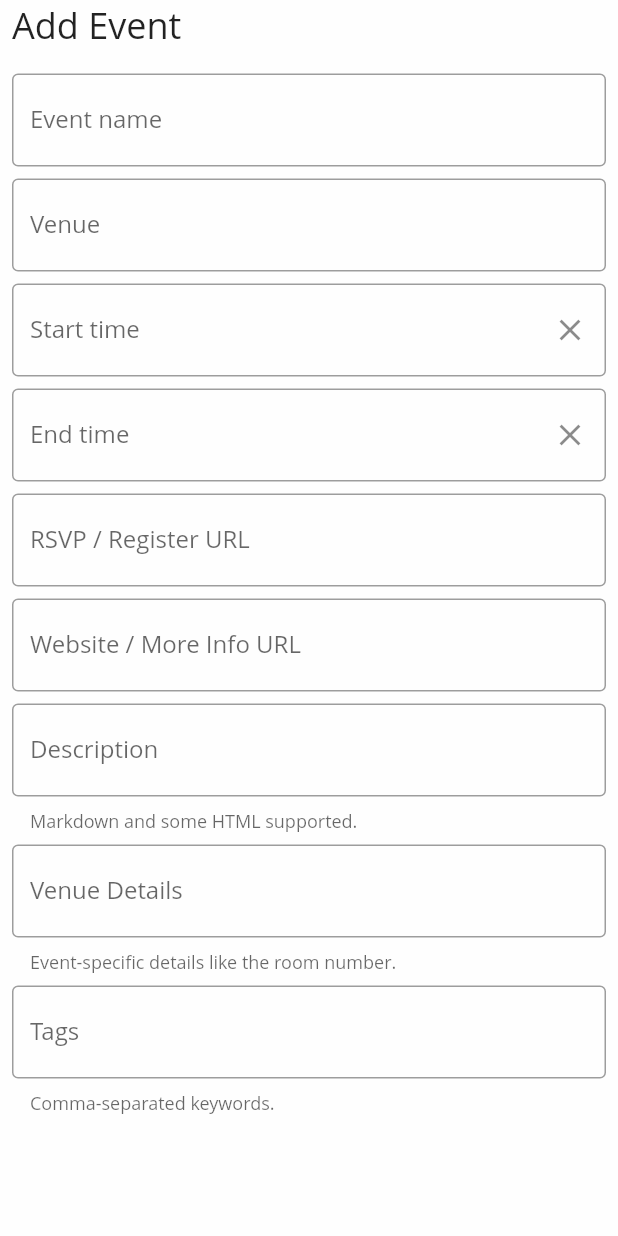
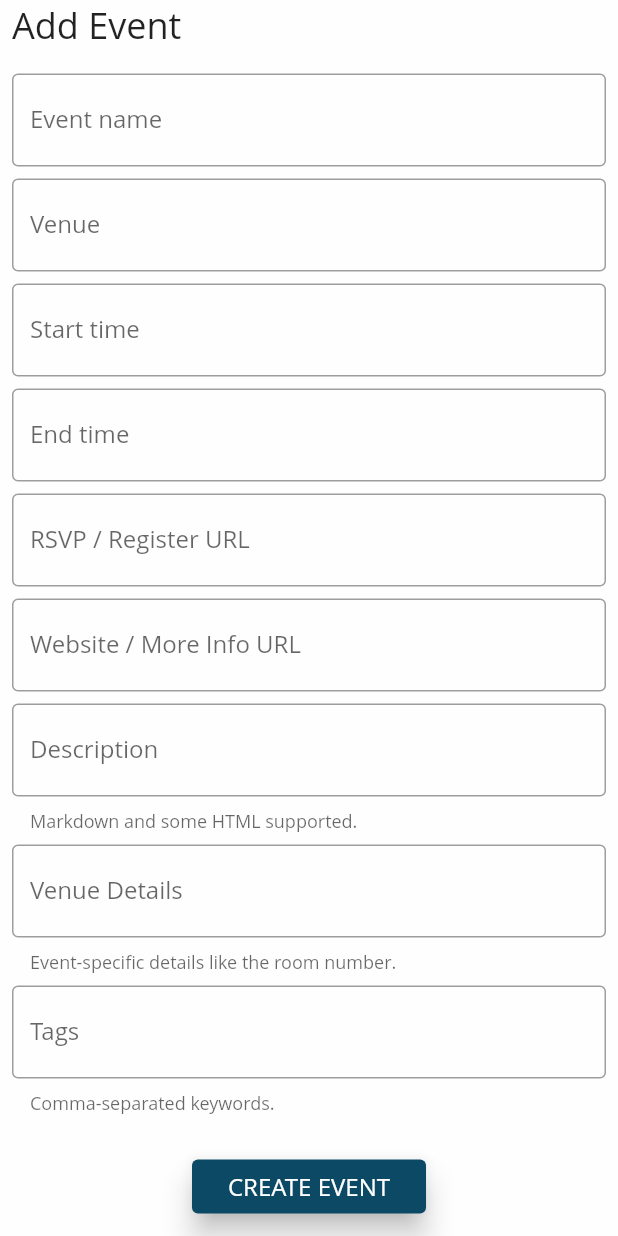
Before and after one commit to jifalops/toledotechevents, a Flutter app: the CreateEventForm widget shown alone on an empty page, opened directly with empty values, on a phone screen of 412 x 824 dp. Run offline on Flutter 3.47's test engine with Material 2 defaults, Android fonts, the phone set to English and light mode, and no system bars; our stand-ins replace html_unescape; missing offline and left inert: flutter_html_view; network calls fail.

Commit message:
Creating an event works

```diff
--- a/lib/model.dart
+++ b/lib/model.dart
@@ -18,7 +18,7 @@ export 'model/venue.dart';
 const kSubscribeGoogleCalenderUrl =
     'http://www.google.com/calendar/render?cid=http%3A%2F%2Ftoledotechevents.org%2Fevents.ics';
 const kSubscribeICalendarUrl = 'webcal://toledotechevents.org/events.ics';
-const kFileIssueUrl = 'http://github.com/jmslagle/calagator/issues';
+const kFileIssueUrl = 'http://github.com/jifalops/toledotechevents/issues';
 const kForumUrl = 'http://groups.google.com/group/tol-calagator/';
 
 /// Past events, starting from 30 days ago.
--- a/lib/model/event.dart
+++ b/lib/model/event.dart
@@ -189,6 +189,9 @@ $descriptionHtml
     return endTime.isAfter(startOfDay(day));
   }
 
+  static Event findById(List<Event> events, int id) =>
+      id > 0 ? events.where((e) => e.id == id).first : null;
+
   static String getTagUrl(String tag) =>
       'http://toledotechevents.org/events/tag/${Uri.encodeComponent(tag)}';
 }
@@ -207,7 +210,9 @@ class EventVenue {
   String _address, _street, _city, _state, _zip;
 
   EventVenue(DocumentFragment v)
-      : url = v.querySelector('a.url').attributes['href'],
+      : url = (v.querySelector('a.url')?.attributes?.containsKey('href') ?? false)
+        ? v.querySelector('a.url').attributes['href']
+        : '',
         title = v.querySelector('.fn.org')?.text ?? 'Venue TBD',
         _addressElement = v.querySelector('div.adr');
 
@@ -252,9 +257,6 @@ String formatDate(DateTime date, {pattern: 'MMMM d'}) =>
     _format(date, pattern);
 String formatTime(DateTime date, {ampm: false, pattern: 'h:mm'}) =>
     _format(date, pattern + (ampm ? 'a' : ''));
-
-String formatDateTime(DateTime date, {pattern: "MMMM d, yyyy 'at' h:mma"}) =>
-  _format(date, pattern);
 
 DateTime startOfDay(DateTime dt) => dt
     .subtract(Duration(hours: dt.hour))
--- a/lib/theme.dart
+++ b/lib/theme.dart
@@ -39,8 +39,7 @@ ThemeData _buildTheme() {
     textSelectionHandleColor: kPrimaryColorDark,
     buttonTheme: ButtonThemeData(
       shape: RoundedRectangleBorder(
-        borderRadius: BorderRadius.all(Radius.circular(4.0))
-      ),
+          borderRadius: BorderRadius.all(Radius.circular(4.0))),
     ),
     inputDecorationTheme: InputDecorationTheme(
       border: OutlineInputBorder(),
@@ -79,7 +78,8 @@ TextTheme _buildTextTheme(TextTheme base) {
 }
 
 class PrimaryButton extends RaisedButton {
-  PrimaryButton(BuildContext context, String text, onPressed)
+  PrimaryButton(BuildContext context, String text, onPressed,
+      {color: kSecondaryColorDark})
       : super(
           elevation: 8.0,
           child: Padding(
@@ -93,7 +93,7 @@ class PrimaryButton extends RaisedButton {
                   .copyWith(color: Colors.white, fontSize: 16.0),
             ),
           ),
-          color: kSecondaryColorDark,
+          color: color,
           onPressed: onPressed,
         );
 }
@@ -120,11 +120,3 @@ class TertiaryButton extends FlatButton {
             onPressed: onPressed,
             padding: EdgeInsets.all(2.0));
 }
-
-// class SecondaryButton extends PrimaryButton {
-//   SecondaryButton(BuildContext context, String text, onPressed, [padding])
-//       : super(context, text, onPressed,
-//             color: kSecondaryColor,
-//             textColor: kTextColorOnPrimary,
-//             padding: EdgeInsets.symmetric(vertical: 4.0, horizontal: 8.0));
-// }
--- /dev/null
+++ b/lib/util/datetime_picker_textfield.dart
@@ -0,0 +1,122 @@
+import 'dart:async';
+import 'package:flutter/material.dart';
+import 'package:intl/intl.dart';
+
+class DateTimePickerTextFormField extends FormField<DateTime> {
+  final DateFormat formatter;
+  final String labelText;
+  final String errorText;
+  final DateTime initialDate, firstDate, lastDate;
+  final bool showClearIcon;
+  final IconData clearIcon;
+  final TextEditingController controller;
+  final FocusNode focusNode;
+  final onSaved;
+  DateTimePickerTextFormField(
+      {String format: "MMMM d, yyyy 'at' h:mma",
+      this.labelText: 'Date and time',
+      this.errorText: 'Invalid date/time',
+      this.showClearIcon: true,
+      this.clearIcon: Icons.close,
+      this.onSaved,
+      TextEditingController controller,
+      FocusNode focusNode,
+      DateTime initialDate,
+      DateTime firstDate,
+      DateTime lastDate})
+      : formatter = DateFormat(format),
+        controller = controller ?? TextEditingController(),
+        focusNode = focusNode ?? FocusNode(),
+        initialDate = initialDate ?? DateTime.now(),
+        firstDate =
+            firstDate ?? DateTime.now().subtract(Duration(days: 365 * 2)),
+        lastDate = lastDate ?? DateTime.now().add(Duration(days: 365 * 10)),
+        super(builder: (FormFieldState<DateTime> field) {});
+
+  @override
+  _DateTimePickerTextFormFieldState createState() =>
+      _DateTimePickerTextFormFieldState(this);
+}
+
+class _DateTimePickerTextFormFieldState extends FormFieldState<DateTime> {
+  final parent;
+  // DateTime dateTime;
+  bool showClearIcon = false;
+
+  _DateTimePickerTextFormFieldState(this.parent);
+
+  @override
+  void initState() {
+    super.initState();
+    parent.focusNode.addListener(inputChanged);
+    parent.controller.addListener(inputChanged);
+  }
+
+  void inputChanged() {
+    if (parent.controller.text.isEmpty && parent.focusNode.hasFocus) {
+      getDateTimeInput(context).then((date) {
+        parent.focusNode.unfocus();
+        setState(() => parent.controller.text = parent.formatter.format(date));
+      });
+    } else if (parent.showClearIcon &&
+        parent.controller.text.isEmpty == showClearIcon) {
+      setState(() => showClearIcon = !showClearIcon);
+    }
+  }
+
+  Future<DateTime> getDateTimeInput(BuildContext context) async {
+    var date = await showDatePicker(
+        context: context,
+        firstDate: parent.firstDate,
+        lastDate: parent.lastDate,
+        initialDate: parent.initialDate);
+    if (date != null) {
+      date = startOfDay(date);
+      final time = await showTimePicker(
+        context: context,
+        initialTime: TimeOfDay(hour: 12, minute: 0),
+      );
+      if (time != null) {
+        date = date.add(Duration(hours: time.hour, minutes: time.minute));
+      }
+    }
+    return date;
+  }
+
+  @override
+  Widget build(BuildContext context) {
+    return TextFormField(
+      controller: parent.controller,
+      decoration: InputDecoration(
+        labelText: parent.labelText,
+        suffixIcon: showClearIcon
+            ? IconButton(
+                icon: Icon(parent.clearIcon),
+                onPressed: () {
+                  parent.focusNode.unfocus();
+                  parent.controller.clear();
+                },
+              )
+            : Container(width: 0.0, height: 0.0),
+      ),
+      focusNode: parent.focusNode,
+      validator: (value) {
+        if (value.length < 4) return parent.errorText;
+        try {
+          parent.formatter.parse(value);
+        } catch (e) {
+          return parent.errorText;
+        }
+      },
+      onSaved: (value) => parent.onSaved == null
+          ? null
+          : parent.onSaved(parent.formatter.parse(value)),
+    );
+  }
+
+  DateTime startOfDay(DateTime dt) => dt
+      .subtract(Duration(hours: dt.hour))
+      .subtract(Duration(minutes: dt.minute))
+      .subtract(Duration(seconds: dt.second))
+      .subtract(Duration(milliseconds: dt.millisecond));
+}
--- a/lib/view/create_event.dart
+++ b/lib/view/create_event.dart
@@ -1,14 +1,16 @@
 import 'dart:async';
 import 'dart:core';
 import 'package:flutter/material.dart';
+import 'package:http/http.dart' as http;
+import 'package:intl/intl.dart';
 import '../model.dart';
-
-String _authToken;
+import '../theme.dart';
+import '../util/datetime_picker_textfield.dart';
+import 'event_details.dart';
 
 class CreateEventForm extends StatefulWidget {
-  CreateEventForm(String authToken) {
-    _authToken = authToken;
-  }
+  final String authToken;
+  CreateEventForm(this.authToken);
 
   @override
   _CreateEventFormState createState() {
@@ -16,36 +18,33 @@ class CreateEventForm extends StatefulWidget {
   }
 }
 
+class _FormData {
+  String name, venue, rsvpUrl, websiteUrl, description, venueDetails;
+  // Venue venue;
+  DateTime startTime, endTime;
+  List<String> tags;
+}
+
 class _CreateEventFormState extends State<CreateEventForm> {
   final GlobalKey<FormState> formKey = new GlobalKey<FormState>();
   final nameController = TextEditingController();
   final venueController = TextEditingController();
-  final startTimeController = TextEditingController();
-  final endTimeController = TextEditingController();
   final rsvpController = TextEditingController();
   final websiteController = TextEditingController();
   final descriptionController = TextEditingController();
   final venueDetailsController = TextEditingController();
   final tagsController = TextEditingController();
 
-  final startTimeFocus = FocusNode();
-  final endTimeFocus = FocusNode();
+  final data = _FormData();
 
   bool showVenueSuggestions = false;
-
-  @override
-  void initState() {
-    super.initState();
-    startTimeFocus.addListener(startTimeChanged);
-    endTimeFocus.addListener(endTimeChanged);
-    startTimeController.addListener(startTimeChanged);
-    endTimeController.addListener(endTimeChanged);
-  }
+  bool autovalidate = false;
 
   @override
   Widget build(BuildContext context) {
     return Form(
       key: formKey,
+      autovalidate: autovalidate,
       child: Padding(
         padding: const EdgeInsets.symmetric(horizontal: 8.0),
         child: ListView(
@@ -57,10 +56,12 @@ class _CreateEventFormState extends State<CreateEventForm> {
               // autofocus: true,
               decoration: InputDecoration(labelText: 'Event name'),
               validator: (value) {
-                if (value.isEmpty) {
+                if (value.trim().length < 3) {
                   return 'The event name is required.';
                 }
               },
+              // maxLines: null,
+              onSaved: (value) => data.name = value.trim(),
             ),
             SizedBox(height: 8.0),
             TextFormField(
@@ -68,44 +69,21 @@ class _CreateEventFormState extends State<CreateEventForm> {
               decoration: InputDecoration(labelText: 'Venue'),
               onFieldSubmitted: (text) {
                 showVenueSuggestions = false;
-                }),
-            SizedBox(height: 8.0),
-            TextFormField(
-              controller: startTimeController,
-              decoration: InputDecoration(
-                labelText: 'Start time',
-                suffixIcon:
-                    // startTimeController.text.isEmpty
-                    //     ? NullWidget()
-                    //     :
-                    IconButton(
-                  icon: Icon(Icons.close),
-                  onPressed: () {
-                    startTimeFocus.unfocus();
-                    startTimeController.clear();
               },
-                ),
-              ),
-              focusNode: startTimeFocus,
+              // maxLines: null,
+              onSaved: (value) => data.venue = value.trim(),
             ),
             SizedBox(height: 8.0),
-            TextFormField(
-              controller: endTimeController,
-              decoration: InputDecoration(
+            DateTimePickerTextFormField(
+              labelText: 'Start time',
+              errorText: 'Invalid start time.',
+              onSaved: (value) => data.startTime = value,
+            ),
+            SizedBox(height: 8.0),
+            DateTimePickerTextFormField(
               labelText: 'End time',
-                suffixIcon:
-                    // endTimeController.text.isEmpty
-                    //     ? NullWidget()
-                    //     :
-                    IconButton(
-                  icon: Icon(Icons.close),
-                  onPressed: () {
-                    endTimeFocus.unfocus();
-                    endTimeController.clear();
-                  },
-                ),
-              ),
-              focusNode: endTimeFocus,
+              errorText: 'Invalid end time.',
+              onSaved: (value) => data.endTime = value,
             ),
             SizedBox(height: 8.0),
             TextFormField(
@@ -118,7 +96,7 @@ class _CreateEventFormState extends State<CreateEventForm> {
                   return 'Invalid URL';
                 }
               },
-              autovalidate: true,
+              onSaved: (value) => data.rsvpUrl = value,
             ),
             SizedBox(height: 8.0),
             TextFormField(
@@ -131,30 +109,109 @@ class _CreateEventFormState extends State<CreateEventForm> {
                   return 'Invalid URL';
                 }
               },
-              autovalidate: true,
+              onSaved: (value) => data.websiteUrl = value,
             ),
             SizedBox(height: 8.0),
             TextFormField(
               controller: descriptionController,
               decoration: InputDecoration(
                 labelText: 'Description',
-                  helperText: 'Markdown and some HTML supported.'),
+                helperText: 'Markdown and some HTML supported.',
+              ),
+              onSaved: (value) => data.description = value.trim(),
+              maxLines: null,
             ),
             SizedBox(height: 8.0),
             TextFormField(
               controller: venueDetailsController,
               decoration: InputDecoration(
                 labelText: 'Venue Details',
-                  helperText:
-                      'Event-specific details like the room number.'),
+                helperText: 'Event-specific details like the room number.',
+              ),
+              onSaved: (value) => data.venueDetails = value.trim(),
+              maxLines: null,
             ),
             SizedBox(height: 8.0),
             TextFormField(
                 controller: tagsController,
                 decoration: InputDecoration(
                   labelText: 'Tags',
-                  helperText:
-                      'Comma-separated keywords.'),
+                  helperText: 'Comma-separated keywords.',
+                ),
+                onSaved: (value) {
+                  data.tags = value.split(',');
+                  data.tags.forEach((tag) => tag = tag.trim());
+                }),
+            Center(
+              child: Padding(
+                padding: EdgeInsets.all(24.0),
+                child: PrimaryButton(
+                  context,
+                  'CREATE EVENT',
+                  () {
+                    var text;
+                    if (formKey.currentState.validate()) {
+                      formKey.currentState.save();
+                      if (nameController.text.length < 3) {
+                        text = 'Event name is required.';
+                      }
+                      if (!data.endTime.isAfter(data.startTime)) {
+                        text = 'Event must end after it starts.';
+                      }
+                    } else {
+                      setState(() => autovalidate = true);
+                      text = 'Fix fields outlined in red.';
+                    }
+                    if (text != null) {
+                      _showSnackBar(context, text);
+                    } else {
+                      print('posting event...');
+                      var url = "http://toledotechevents.org/events";
+                      http.post(url, body: {
+                        'utf8': '✓',
+                        'authenticity_token': widget.authToken,
+                        'event[title]': nameController.text,
+                        'venue_name': data.venue,
+                        'start_date':
+                            DateFormat('yyyy-MM-dd').format(data.startTime),
+                        'start_time':
+                            DateFormat('h:mm a').format(data.startTime),
+                        'end_date':
+                            DateFormat('yyyy-MM-dd').format(data.endTime),
+                        'end_time': DateFormat('h:mm a').format(data.endTime),
+                        'event[url]': data.websiteUrl,
+                        'event[rsvp_url]': data.rsvpUrl,
+                        'event[description]': data.description,
+                        'event[venue_details]': data.venueDetails,
+                        'event[tag_list]': data.tags.join(','),
+                      }).then((response) {
+                        print("Response status: ${response.statusCode}");
+                        print("Response body: ${response.body}");
+                        if (response.statusCode == 302) {
+                          var id = int.parse(response.body
+                              .split('.org/events/')
+                              .last
+                              .split('"')
+                              .first);
+                          _showSnackBar(context, 'Created event $id');
+                          getEvents(forceReload: true).then((events) {
+                            Event event = Event.findById(events, id);
+                            if (event != null) {
+                              Navigator.push(context,
+                                  MaterialPageRoute(builder: (_) {
+                                return EventDetails(event);
+                              }));
+                            } else {
+                              print('Failed to get newly created event $id');
+                            }
+                          });
+                        }
+                      });
+                    }
+                  },
+                  color: kPrimaryColor,
+                ),
+              ),
             ),
           ],
         ),
@@ -162,45 +219,13 @@ class _CreateEventFormState extends State<CreateEventForm> {
     );
   }
 
-  void startTimeChanged() {
-    if (startTimeController.text.isEmpty && startTimeFocus.hasFocus) {
-      getDateTimeInput(context).then((date) {
-        startTimeFocus.unfocus();
-        startTimeController.text = formatDateTime(date);
-      });
-    }
-  }
-
-  void endTimeChanged() {
-    if (endTimeController.text.isEmpty && endTimeFocus.hasFocus) {
-      getDateTimeInput(context).then((date) {
-        endTimeFocus.unfocus();
-        endTimeController.text = formatDateTime(date);
-      });
-    }
-  }
-
-  Future<DateTime> getDateTimeInput(BuildContext context) async {
-    final now = DateTime.now();
-    var date = await showDatePicker(
-        context: context,
-        firstDate: now.subtract(Duration(days: 365)),
-        lastDate: now.add(Duration(days: 365 * 2)),
-        initialDate: now);
-    if (date != null) {
-      date = startOfDay(date);
-      print('date: $date');
-      final time = await showTimePicker(
-        context: context,
-        initialTime: TimeOfDay(hour: 12, minute: 0),
+  _showSnackBar(BuildContext context, String text) {
+    Scaffold.of(context).showSnackBar(
+          SnackBar(
+            content: Text(text),
+            duration: Duration(seconds: 3),
+          ),
         );
-      print('selected time: $time');
-      if (time != null) {
-        date = date.add(Duration(hours: time.hour, minutes: time.minute));
-        print('date: $date');
-      }
-    }
-    return date;
   }
 
   Future<List<Prediction>> autoCompleteVenue(String search,
```
Lines whose indentation alone changed are shown as unchanged.
